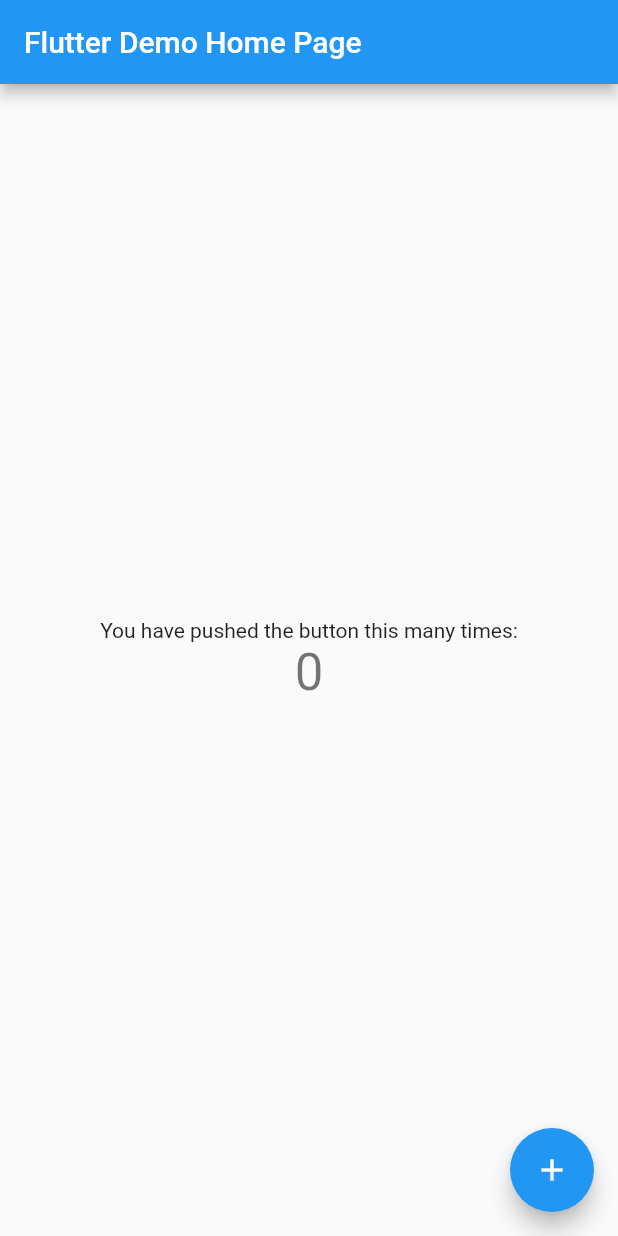
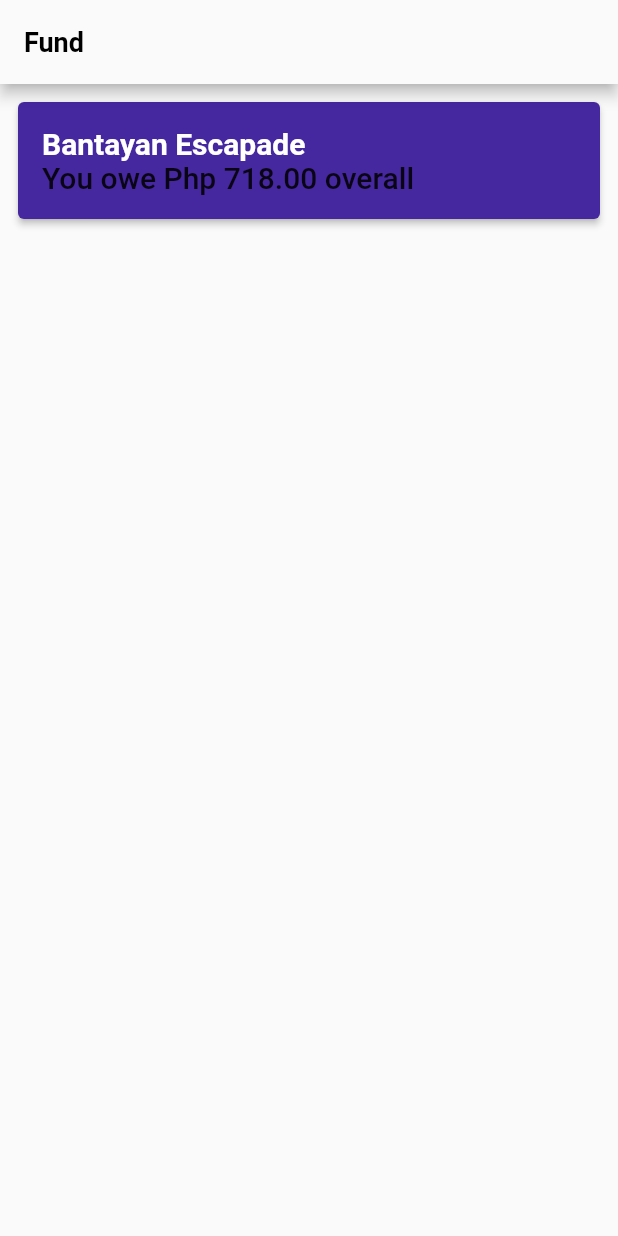
Before and after one commit to poolGolez/project-galois, a Flutter app: the screen it shows after launch, on a phone screen of 412 x 824 dp. Run offline on Flutter 3.47's test engine with Material 2 defaults, Android fonts, the phone set to English and light mode, and no system bars.

Commit message:
Initial implementation of card for fund

```diff
--- /dev/null
+++ b/lib/app/pages/fund/show.page.dart
@@ -0,0 +1,49 @@
+import 'package:flutter/material.dart';
+import 'package:project_galois/app/widgets/fund/card.widget.dart';
+import '../../../domain/fund/models/fund.model.dart';
+
+class ShowFundPage extends StatefulWidget {
+  final String title;
+  final Fund fund;
+
+  ShowFundPage({Key key, this.title, @required this.fund}) : super(key: key);
+
+  @override
+  _ShowFundPageState createState() => _ShowFundPageState();
+}
+
+class _ShowFundPageState extends State<ShowFundPage> {
+  int _counter = 0;
+
+  void _incrementCounter() {
+    setState(() {
+      _counter++;
+    });
+  }
+
+  @override
+  Widget build(BuildContext context) {
+    return Scaffold(
+      appBar: AppBar(
+        title: Text(
+          "Fund",
+          style: TextStyle(
+            color: Colors.black,
+            fontSize: 18,
+            fontWeight: FontWeight.bold,
+          ),
+        ),
+        backgroundColor: Theme.of(context).canvasColor,
+        toolbarOpacity: 0.8,
+      ),
+      body: Container(
+        margin: EdgeInsets.fromLTRB(8, 8, 8, 0),
+        child: Column(
+          children: <Widget>[
+            FundCardWidget(fund: widget.fund),
+          ],
+        ),
+      ),
+    );
+  }
+}
--- /dev/null
+++ b/lib/app/widgets/fund/card.widget.dart
@@ -0,0 +1,39 @@
+import 'package:flutter/material.dart';
+import '../../../domain/fund/models/fund.model.dart';
+
+class FundCardWidget extends StatelessWidget {
+  final Fund fund;
+
+  const FundCardWidget({@required this.fund});
+
+  @override
+  Widget build(BuildContext context) {
+    return Card(
+      elevation: 2.0,
+      color: Theme.of(context).primaryColor,
+      child: Padding(
+        padding: const EdgeInsets.all(16.0),
+        child: Column(
+          children: [
+            Row(
+              children: [
+                Text(
+                  fund.name,
+                  style: Theme.of(context).textTheme.headline1,
+                )
+              ],
+            ),
+            Row(
+              children: [
+                Text(
+                  'You owe Php 718.00 overall',
+                  style: Theme.of(context).textTheme.headline6,
+                ),
+              ],
+            ),
+          ],
+        ),
+      ),
+    );
+  }
+}
--- /dev/null
+++ b/lib/domain/fund/models/fund.model.dart
@@ -0,0 +1,7 @@
+import 'package:flutter/foundation.dart';
+
+class Fund {
+  String name;
+
+  Fund({@required this.name});
+}
--- a/lib/main.dart
+++ b/lib/main.dart
@@ -1,4 +1,6 @@
 import 'package:flutter/material.dart';
+import './domain/fund/models/fund.model.dart';
+import './app/pages/fund/show.page.dart';
 
 void main() {
   runApp(MyApp());
@@ -10,56 +12,20 @@ class MyApp extends StatelessWidget {
     return MaterialApp(
       title: 'Flutter Demo',
       theme: ThemeData(
-        primarySwatch: Colors.blue,
+        primarySwatch: Colors.deepPurple,
+        primaryColor: Colors.deepPurple[800],
         visualDensity: VisualDensity.adaptivePlatformDensity,
-      ),
-      home: MyHomePage(title: 'Flutter Demo Home Page'),
-    );
-  }
-}
-
-class MyHomePage extends StatefulWidget {
-  MyHomePage({Key key, this.title}) : super(key: key);
-
-  final String title;
-
-  @override
-  _MyHomePageState createState() => _MyHomePageState();
-}
-
-class _MyHomePageState extends State<MyHomePage> {
-  int _counter = 0;
-
-  void _incrementCounter() {
-    setState(() {
-      _counter++;
-    });
-  }
-
-  @override
-  Widget build(BuildContext context) {
-    return Scaffold(
-      appBar: AppBar(
-        title: Text(widget.title),
-      ),
-      body: Center(
-        child: Column(
-          mainAxisAlignment: MainAxisAlignment.center,
-          children: <Widget>[
-            Text(
-              'You have pushed the button this many times:',
-            ),
-            Text(
-              '$_counter',
-              style: Theme.of(context).textTheme.headline4,
-            ),
-          ],
+        textTheme: TextTheme(
+          headline1: Theme.of(context).textTheme.headline1.copyWith(
+                fontSize: 20,
+                color: Colors.white,
+                fontWeight: FontWeight.bold,
+              ),
         ),
       ),
-      floatingActionButton: FloatingActionButton(
-        onPressed: _incrementCounter,
-        tooltip: 'Increment',
-        child: Icon(Icons.add),
+      home: ShowFundPage(
+        title: 'Flutter Demo Home Page',
+        fund: Fund(name: "Bantayan Escapade"),
       ),
     );
   }
```
